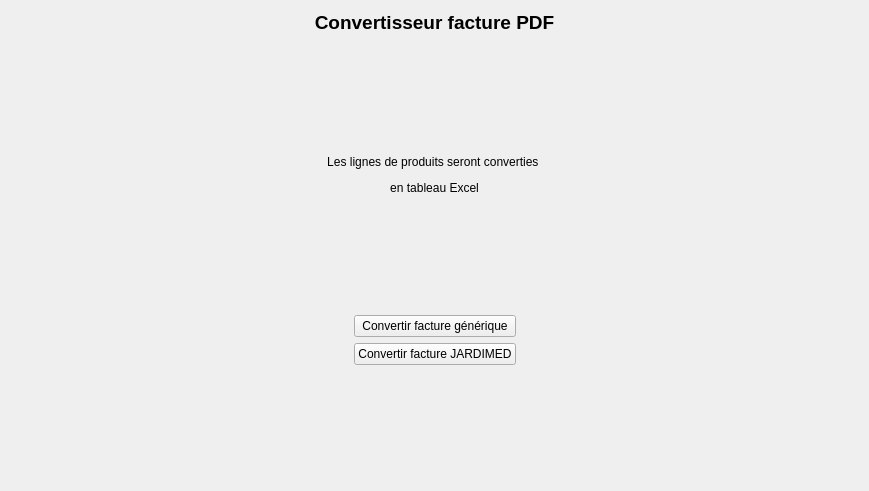
Above: gui/ConvertisseurPDF_selecteur.ui from WallaceVBB/EpiData before the change. Below: the same form after it.
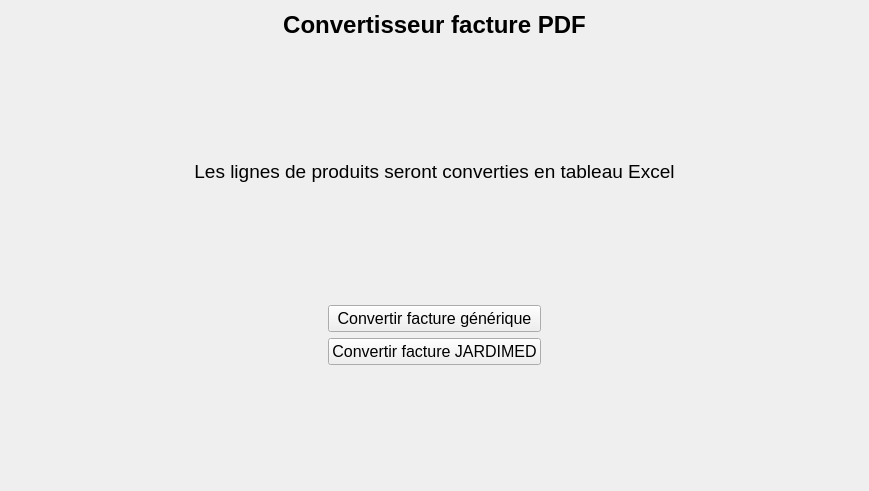
That is the form after the change.

Diff of the .ui file:
```diff
--- a/gui/ConvertisseurPDF_selecteur.ui
+++ b/gui/ConvertisseurPDF_selecteur.ui
@@ -16,6 +16,11 @@
     <verstretch>0</verstretch>
    </sizepolicy>
   </property>
+  <property name="font">
+   <font>
+    <pointsize>12</pointsize>
+   </font>
+  </property>
   <property name="windowTitle">
    <string>Form</string>
   </property>
@@ -29,7 +34,7 @@
       </font>
      </property>
      <property name="text">
-      <string>&lt;html&gt;&lt;head/&gt;&lt;body&gt;&lt;p align=&quot;center&quot;&gt;Convertisseur facture PDF&lt;/p&gt;&lt;/body&gt;&lt;/html&gt;</string>
+      <string>&lt;html&gt;&lt;head/&gt;&lt;body&gt;&lt;p align=&quot;center&quot;&gt;&lt;span style=&quot; font-size:18pt;&quot;&gt;Convertisseur facture PDF&lt;/span&gt;&lt;/p&gt;&lt;/body&gt;&lt;/html&gt;</string>
      </property>
     </widget>
    </item>
@@ -49,7 +54,10 @@
    <item>
     <widget class="QLabel" name="label_2">
      <property name="text">
-      <string>&lt;html&gt;&lt;head/&gt;&lt;body&gt;&lt;p align=&quot;center&quot;&gt;Les lignes de produits seront converties &lt;/p&gt;&lt;p align=&quot;center&quot;&gt;en tableau Excel&lt;/p&gt;&lt;/body&gt;&lt;/html&gt;</string>
+      <string>&lt;html&gt;&lt;head/&gt;&lt;body&gt;&lt;p align=&quot;center&quot;&gt;&lt;span style=&quot; font-size:14pt;&quot;&gt;Les lignes de produits seront converties en tableau Excel&lt;/span&gt;&lt;/p&gt;&lt;/body&gt;&lt;/html&gt;</string>
+     </property>
+     <property name="wordWrap">
+      <bool>true</bool>
      </property>
     </widget>
    </item>
```
